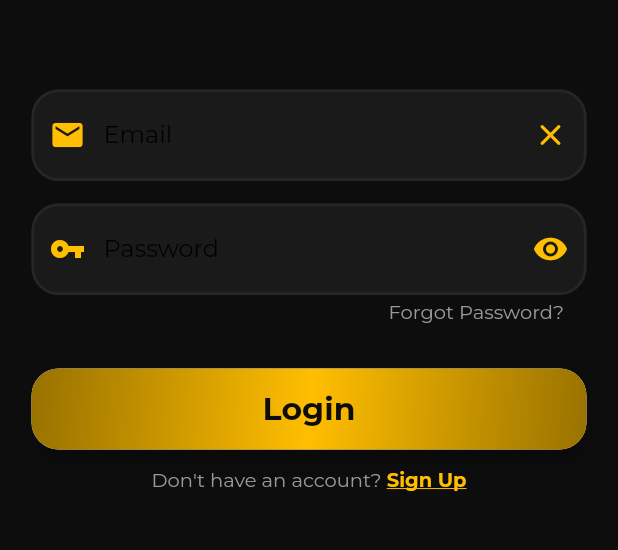
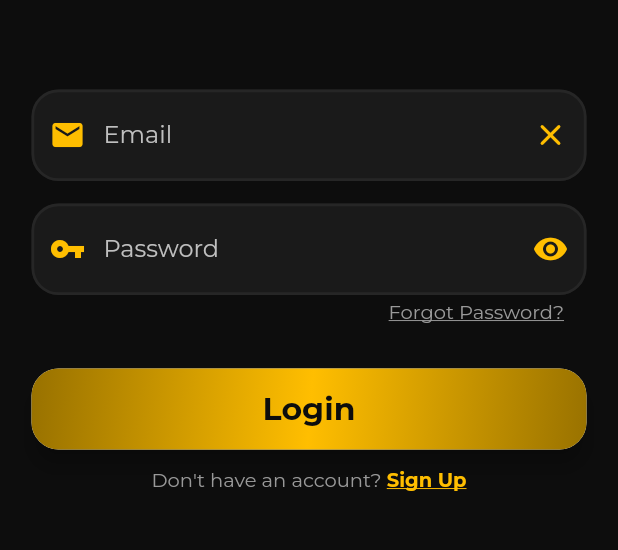
Before and after one commit to JerryHeHQ/Sertinary, a Flutter app: the screen it shows after launch, on a phone screen of 412 x 824 dp, the part 500-1050 px from its top. Run offline on Flutter 3.47's test engine with Material 2 defaults, Android fonts, the phone set to English and light mode, and no system bars; our stand-ins replace firebase_core, google_fonts; missing offline and left inert: cloud_firestore_web, dart:ffi, firebase_analytics_web, firebase_auth_web, firebase_core_web; accounts and stored records are empty.

Commit message:
style: add LoginScreenV8 • Added Underline For Forgot Password • Changed Starting Color Of Label Text

```diff
--- a/lib/user_authentication/login/login_screen.dart
+++ b/lib/user_authentication/login/login_screen.dart
@@ -27,8 +27,8 @@ class _LoginScreenState extends State<LoginScreen> {
   final TextEditingController _passwordController = TextEditingController();
 
   //Dynamically Changes TextFormField Label Color
-  Color _emailLabelColor = ColorConstants.black;
-  Color _passwordLabelColor = ColorConstants.black;
+  Color _emailLabelColor = ColorConstants.mono75;
+  Color _passwordLabelColor = ColorConstants.mono75;
 
   @override
   Widget build(BuildContext context) {
@@ -232,6 +232,7 @@ class _LoginScreenState extends State<LoginScreen> {
                               fontSize: 13,
                               color: ColorConstants.mono60,
                               fontWeight: FontWeight.normal,
+                              decoration: TextDecoration.underline,
                             ),
                           ),
                         ),
```
